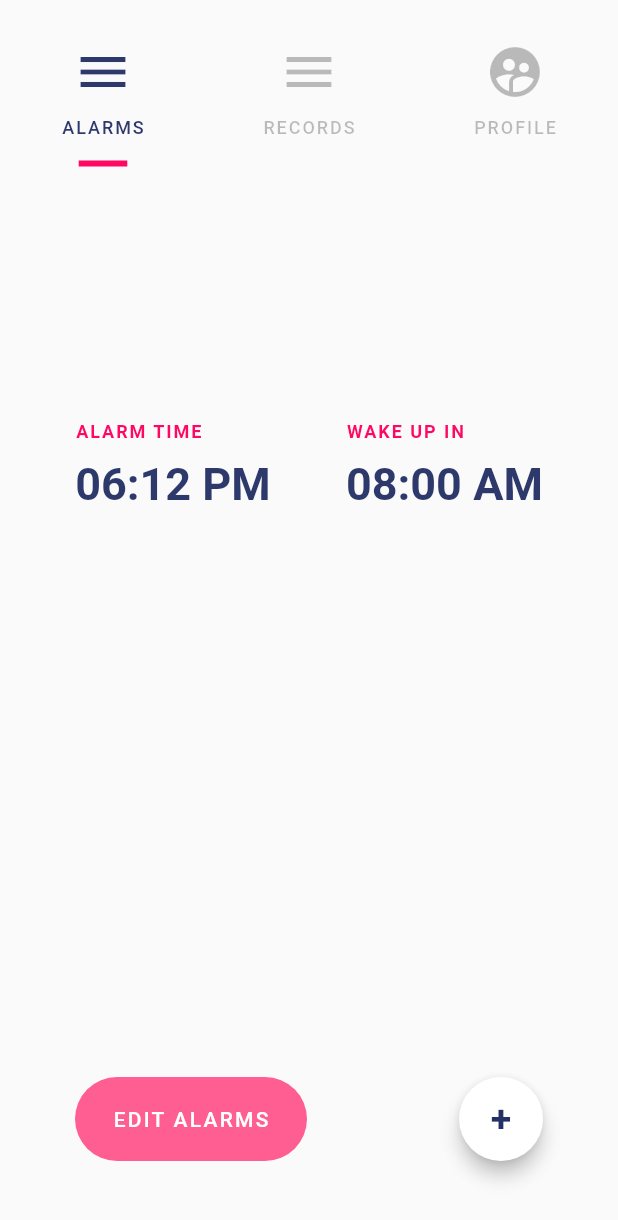
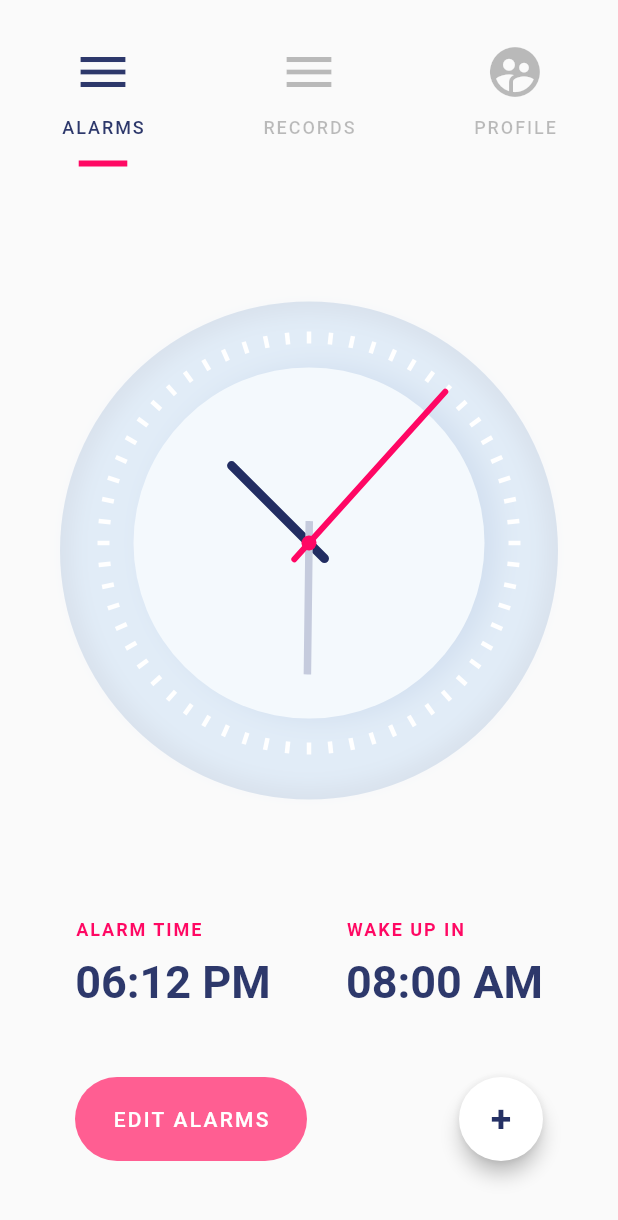
Before and after one commit to anbeshathapa56/clock_app, a Flutter app: the screen it shows after launch, on a phone screen of 412 x 824 dp. Shown: the top 1220 px of the screen. Run offline on Flutter 3.47's test engine with Material 2 defaults, Android fonts, the phone set to English and light mode, and no system bars.

```diff
--- a/lib/clock/clock.dart
+++ b/lib/clock/clock.dart
@@ -1,5 +1,4 @@
 import 'dart:async';
-import 'dart:math';
 
 import 'clock_dial_painter.dart';
 import 'clock_hands.dart';
--- a/lib/screens/first_screen.dart
+++ b/lib/screens/first_screen.dart
@@ -1,5 +1,6 @@
-import 'package:clock/clock.dart';
 import 'package:flutter/material.dart';
+
+import '../clock/clock.dart';
 
 class FirstTab extends StatelessWidget {
   @override
@@ -10,7 +11,8 @@ class FirstTab extends StatelessWidget {
           height: 85,
         ),
         Padding(
-          padding: EdgeInsets.symmetric(horizontal: 40),
+          padding: const EdgeInsets.symmetric(horizontal: 40.0),
+          child: Clock(),
         ),
         SizedBox(
           height: 85,
```
Also changed, not shown: pubspec.yaml (+2 -60 lines).
